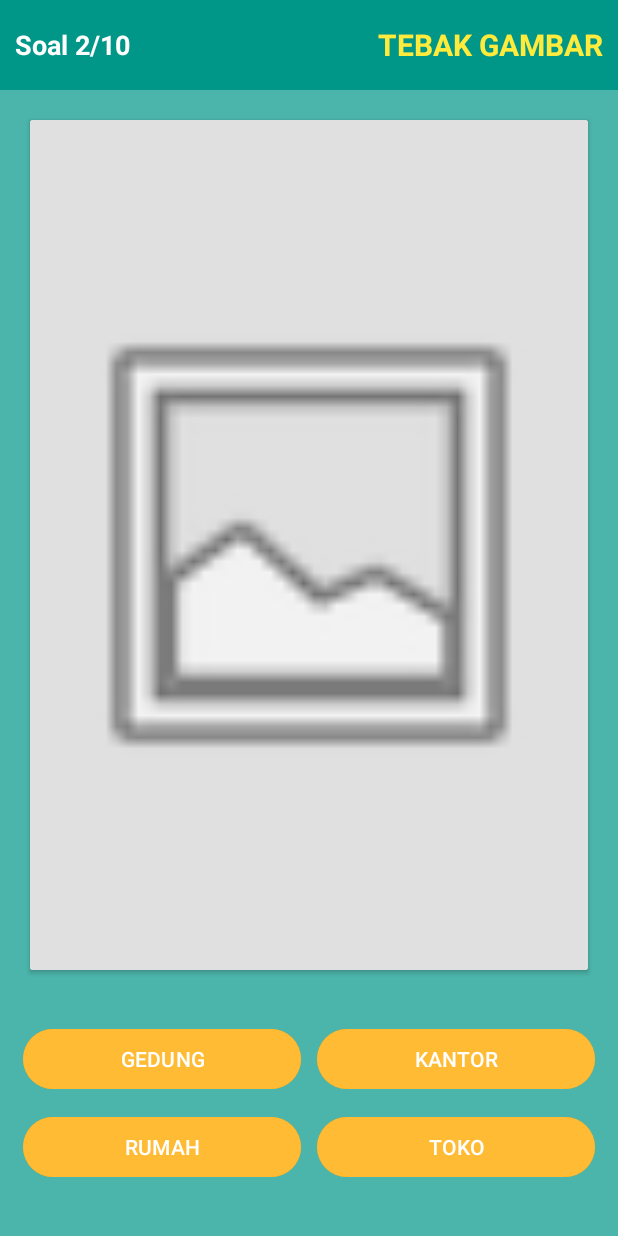
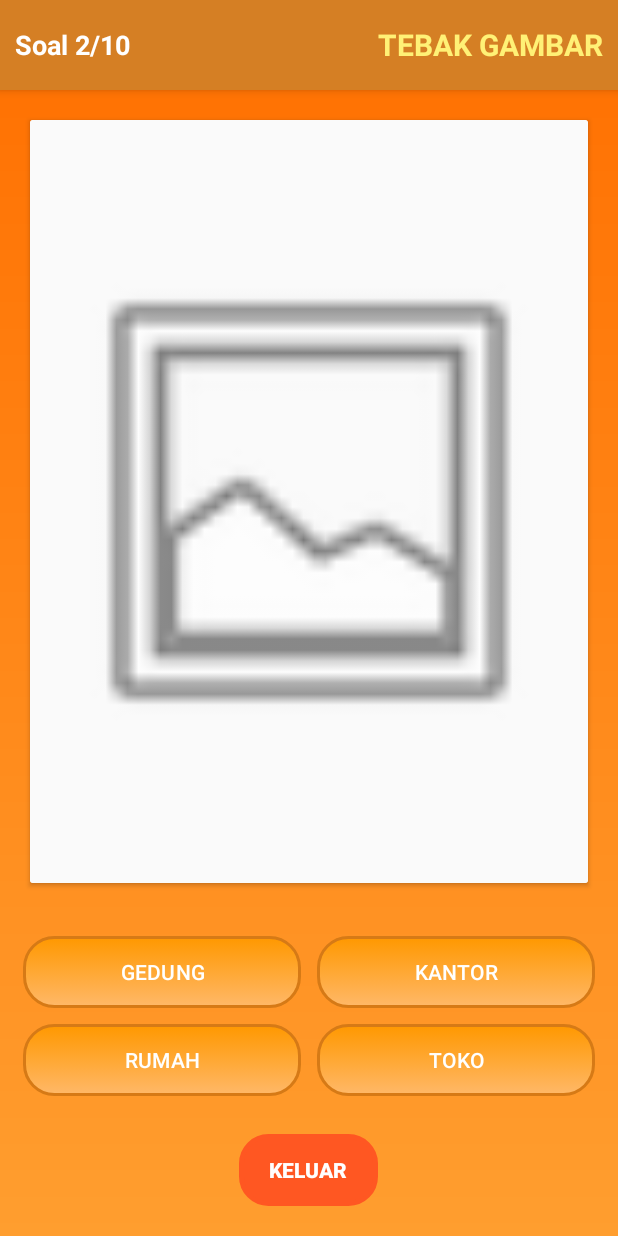
Before and after one commit to FaizalAlfriandy/Quiz-Tebak-Gambar, an Android app: the screen it shows after launch (MainActivity), after a tap on "LEMARI", on a phone screen of 412 x 824 dp. Run offline under Robolectric (Android 15) with nearby library versions, the phone set to English and light mode, and no system bars; 1 other tap on this screen came first.

Commit message:
Initial Commit

```diff
--- a/app/src/main/java/com/faizal/quizkelompok1/MainActivity.kt
+++ b/app/src/main/java/com/faizal/quizkelompok1/MainActivity.kt
@@ -2,6 +2,7 @@ package com.faizal.quizkelompok1
 
 import android.os.Bundle
 import android.view.View
+import android.view.animation.AnimationUtils
 import android.widget.Button
 import android.widget.ImageView
 import android.widget.TextView
@@ -12,47 +13,43 @@ import com.faizal.quizkelompok1.R.id.mainMenuLayout
 
 // Data class untuk struktur soal
 data class SoalTebakGambar(
-    val imageResId: Int,      // ID Gambar di drawable
-    val jawabanBenar: String, // Jawaban yang benar
-    val opsiLain: List<String> // 3 Jawaban pengecoh
+    val imageResId: Int,
+    val jawabanBenar: String,
+    val opsiLain: List<String>
 )
 
 class MainActivity : AppCompatActivity() {
 
-    // --- Variabel UI ---
     // Layout Menu
     private lateinit var layoutMenu: View
     private lateinit var btnAyoMain: Button
 
     // Layout Game
-    private lateinit var layoutGame: View
     private lateinit var imgSoal: ImageView
     private lateinit var tvLevel: TextView
     private lateinit var buttons: List<Button>
+    private lateinit var btnKeluar: Button
 
-    // --- Variabel Game Logic ---
-    private val allQuestions = ArrayList<SoalTebakGambar>() // Bank soal (15 soal)
-    private var activeQuestions = ArrayList<SoalTebakGambar>() // Soal aktif (10 soal)
+    // Logic
+    private val allQuestions = ArrayList<SoalTebakGambar>()
+    private var activeQuestions = ArrayList<SoalTebakGambar>()
     private var currentQuestionIndex = 0
     private var score = 0
 
     override fun onCreate(savedInstanceState: Bundle?) {
         super.onCreate(savedInstanceState)
-
-        // Kita menggunakan teknik setContentView sederhana untuk berpindah antar layout
-        // agar lebih mudah dipahami dalam satu file.
         showMenu()
     }
 
-    // 1. TAMPILKAN MENU AWAL
+    // 1. TAMPILKAN MENU
     private fun showMenu() {
         setContentView(R.layout.activity_main)
 
-        // --- PERBAIKAN DI SINI ---
-        // Kita panggil langsung ID dari RelativeLayout yang baru kita buat
         layoutMenu = findViewById(mainMenuLayout)
+        btnAyoMain = findViewById(R.id.btnAyoMain)
 
-        btnAyoMain = findViewById(R.id.btnAyoMain)
+        val anim = AnimationUtils.loadAnimation(this, R.anim.zoom_in_out)
+        btnAyoMain.startAnimation(anim)
 
         btnAyoMain.setOnClickListener {
             prepareGameData()
@@ -60,13 +57,9 @@ class MainActivity : AppCompatActivity() {
         }
     }
 
-    // 2. SIAPKAN DATA (15 Soal disiapkan di sini)
+    // 2. SIAPKAN BANK SOAL
     private fun prepareGameData() {
         allQuestions.clear()
-
-        // CONTOH: Menambahkan 15 Soal ke Bank Soal
-        // Ganti R.drawable.ic_menu_gallery dengan R.drawable.nama_gambar_kamu
-        // Pastikan kamu punya gambar di folder res/drawable
         val placeholderImg = android.R.drawable.ic_menu_gallery
 
         allQuestions.add(SoalTebakGambar(placeholderImg, "KUCING", listOf("ANJING", "AYAM", "BEBEK")))
@@ -83,9 +76,10 @@ class MainActivity : AppCompatActivity() {
         allQuestions.add(SoalTebakGambar(placeholderImg, "ROTI", listOf("NASI", "MIE", "KEJU")))
         allQuestions.add(SoalTebakGambar(placeholderImg, "AIR", listOf("API", "TANAH", "UDARA")))
         allQuestions.add(SoalTebakGambar(placeholderImg, "API", listOf("AIR", "BATU", "KAYU")))
+        // <-- FIXED: memperbaiki typo (sebelumnya listOf("PASIR, TANAH", "KERIKIL"))
         allQuestions.add(SoalTebakGambar(placeholderImg, "BATU", listOf("PASIR", "TANAH", "KERIKIL")))
 
-        // LOGIKA PENTING: Shuffle dan Ambil 10 saja
+        // Ambil 10 soal acak
         activeQuestions.clear()
         activeQuestions.addAll(allQuestions.shuffled().take(10))
     }
@@ -94,11 +88,10 @@ class MainActivity : AppCompatActivity() {
     private fun startGame() {
         setContentView(R.layout.activity_game)
 
-        // Inisialisasi UI Game
         imgSoal = findViewById(R.id.imgSoal)
         tvLevel = findViewById(R.id.tvLevel)
+        btnKeluar = findViewById(R.id.btnKeluar)
 
-        // Setup tombol pilihan (A, B, C, D)
         buttons = listOf(
             findViewById(R.id.btnOptionA),
             findViewById(R.id.btnOptionB),
@@ -109,37 +102,59 @@ class MainActivity : AppCompatActivity() {
         currentQuestionIndex = 0
         score = 0
 
+        btnKeluar.setOnClickListener {
+            showExitDialog()
+        }
+
         loadQuestion()
     }
 
-    // 4. LOAD PERTANYAAN
+    // 4. MUAT SOAL
     private fun loadQuestion() {
-        // Cek jika sudah selesai 10 soal
         if (currentQuestionIndex >= activeQuestions.size) {
             finishGame()
             return
         }
 
         val currentQ = activeQuestions[currentQuestionIndex]
-
-        // Update UI
-        tvLevel.text = "Soal ${currentQuestionIndex + 1}/10"
+        tvLevel.text = "Soal ${currentQuestionIndex + 1}/${activeQuestions.size}"
         imgSoal.setImageResource(currentQ.imageResId)
 
-        // Siapkan pilihan jawaban (1 Benar + 3 Salah)
         val options = ArrayList<String>()
         options.add(currentQ.jawabanBenar)
         options.addAll(currentQ.opsiLain)
-        options.shuffle() // Acak posisi tombol A,B,C,D
+        options.shuffle()
 
-        // Pasang text ke tombol dan set Click Listener
+        // DEFENSIVE: pastikan selalu ada 4 item (jika data kurang, tambahkan placeholder yang non-aktif)
+        while (options.size < 4) {
+            options.add("—")
+        }
+
         for (i in buttons.indices) {
-            buttons[i].text = options[i]
-            buttons[i].isEnabled = true
-            buttons[i].backgroundTintList = getColorStateList(android.R.color.holo_orange_light) // Reset warna
+            val optText = options[i]
+            buttons[i].text = optText
+
+            // Jika placeholder (tanda data kurang), non-aktifkan tombolnya
+            if (optText == "—") {
+                buttons[i].isEnabled = false
+                buttons[i].alpha = 0.6f
+            } else {
+                buttons[i].isEnabled = true
+                buttons[i].alpha = 1.0f
+            }
+
+            // Reset warna/tint jika kamu memakai custom drawable
+            try {
+                buttons[i].backgroundTintList = null
+            } catch (e: Exception) {
+                // ignore if not supported on some API/theme combos
+            }
 
             buttons[i].setOnClickListener {
-                checkAnswer(options[i], currentQ.jawabanBenar)
+                // hanya tangani klik kalau tombol aktif
+                if (buttons[i].isEnabled) {
+                    checkAnswer(optText, currentQ.jawabanBenar)
+                }
             }
         }
     }
@@ -154,22 +169,32 @@ class MainActivity : AppCompatActivity() {
         }
 
         currentQuestionIndex++
-        // Delay sedikit sebelum ganti soal agar user bisa melihat efek (opsional)
         android.os.Handler(mainLooper).postDelayed({
             loadQuestion()
-        }, 500) // Jeda 0.5 detik
+        }, 500)
     }
 
-    // 6. GAME SELESAI
+    // 6. DIALOG SELESAI
     private fun finishGame() {
-        val builder = AlertDialog.Builder(this)
-        builder.setTitle("Permainan Selesai!")
-        builder.setMessage("Skor Kamu: $score / 100")
-        builder.setPositiveButton("Main Lagi") { _, _ ->
-            // Reset dan kembali ke menu atau langsung main
-            showMenu()
-        }
-        builder.setCancelable(false)
-        builder.show()
+        AlertDialog.Builder(this)
+            .setTitle("Permainan Selesai!")
+            .setMessage("Skor Kamu: $score / 100")
+            .setCancelable(false)
+            .setPositiveButton("Main Lagi") { _, _ ->
+                showMenu()
+            }
+            .show()
+    }
+
+    // 7. DIALOG KELUAR
+    private fun showExitDialog() {
+        AlertDialog.Builder(this)
+            .setTitle("Keluar?")
+            .setMessage("Yakin ingin keluar dari quiz?")
+            .setNegativeButton("Batal", null)
+            .setPositiveButton("Keluar") { _, _ ->
+                showMenu()
+            }
+            .show()
     }
 }
--- /dev/null
+++ b/app/src/main/res/drawable/bg_gradient_game.xml
@@ -0,0 +1,7 @@
+<?xml version="1.0" encoding="utf-8"?>
+<shape xmlns:android="http://schemas.android.com/apk/res/android">
+    <gradient
+        android:startColor="#FF9E2F"
+        android:endColor="#FF6F00"
+        android:angle="90"/>
+</shape>
--- /dev/null
+++ b/app/src/main/res/drawable/btn_exit.xml
@@ -0,0 +1,9 @@
+<?xml version="1.0" encoding="utf-8"?>
+<shape xmlns:android="http://schemas.android.com/apk/res/android"
+    android:shape="rectangle">
+
+    <solid android:color="#D32F2F" />
+    <corners android:radius="18dp" />
+    <stroke android:width="3dp" android:color="#FFCDD2" />
+
+</shape>
--- /dev/null
+++ b/app/src/main/res/drawable/btn_option.xml
@@ -0,0 +1,26 @@
+<?xml version="1.0" encoding="utf-8"?>
+<selector xmlns:android="http://schemas.android.com/apk/res/android">
+
+    <!-- Saat ditekan -->
+    <item android:state_pressed="true">
+        <shape android:shape="rectangle">
+            <solid android:color="#E57F15"/> <!-- Oranye lebih gelap -->
+            <corners android:radius="20dp"/>
+            <padding android:left="12dp" android:top="12dp" android:right="12dp" android:bottom="12dp"/>
+        </shape>
+    </item>
+
+    <!-- Default -->
+    <item>
+        <shape android:shape="rectangle">
+            <gradient
+                android:angle="90"
+                android:startColor="#FFB868"
+                android:endColor="#FF9800"/> <!-- Gradasi oranye -->
+            <corners android:radius="20dp"/>
+            <padding android:left="12dp" android:top="12dp" android:right="12dp" android:bottom="12dp"/>
+            <stroke android:width="2dp" android:color="#D67A16"/>
+        </shape>
+    </item>
+
+</selector>
--- a/app/src/main/res/layout/activity_game.xml
+++ b/app/src/main/res/layout/activity_game.xml
@@ -3,14 +3,15 @@
     android:layout_width="match_parent"
     android:layout_height="match_parent"
     android:orientation="vertical"
-    android:background="#4CB5AB">
+    android:background="@drawable/bg_gradient_game">
 
     <!-- Header Status -->
     <RelativeLayout
         android:layout_width="match_parent"
         android:layout_height="60dp"
-        android:background="#009688"
-        android:padding="10dp">
+        android:background="#D57F24"
+        android:padding="10dp"
+        android:elevation="4dp">
 
         <TextView
             android:id="@+id/tvLevel"
@@ -20,18 +21,19 @@
             android:textColor="#FFFFFF"
             android:textSize="18sp"
             android:textStyle="bold"
-            android:layout_centerVertical="true"/>
+            android:layout_centerVertical="true" />
 
         <TextView
             android:layout_width="wrap_content"
             android:layout_height="wrap_content"
             android:text="TEBAK GAMBAR"
-            android:textColor="#FFEB3B"
+            android:textColor="#FFF176"
             android:textSize="20sp"
             android:textStyle="bold"
             android:layout_alignParentEnd="true"
-            android:layout_centerVertical="true"/>
+            android:layout_centerVertical="true" />
     </RelativeLayout>
+
 
     <!-- Area Gambar Soal -->
     <androidx.cardview.widget.CardView
@@ -39,7 +41,8 @@
         android:layout_height="0dp"
         android:layout_weight="1"
         android:layout_margin="20dp"
-        android:elevation="8dp">
+        android:elevation="8dp"
+        android:radius="15dp">
 
         <ImageView
             android:id="@+id/imgSoal"
@@ -47,9 +50,9 @@
             android:layout_height="match_parent"
             android:scaleType="fitCenter"
             android:padding="10dp"
-            android:src="@android:drawable/ic_menu_gallery"
-            android:background="#E0E0E0"/>
+            android:background="#FAFAFA" />
     </androidx.cardview.widget.CardView>
+
 
     <!-- Pilihan Ganda Container -->
     <GridLayout
@@ -58,9 +61,8 @@
         android:rowCount="2"
         android:columnCount="2"
         android:padding="10dp"
-        android:layout_marginBottom="20dp">
+        android:layout_marginBottom="10dp">
 
-        <!-- Pilihan A -->
         <Button
             android:id="@+id/btnOptionA"
             android:layout_width="0dp"
@@ -68,11 +70,11 @@
             android:layout_columnWeight="1"
             android:layout_rowWeight="1"
             android:layout_margin="5dp"
-            android:backgroundTint="#FF9800"
-            android:textColor="#FFF"
+            android:background="@drawable/btn_option"
+            android:textColor="#FFFFFF"
             android:text="Pilihan A" />
 
-        <!-- Pilihan B -->
+
         <Button
             android:id="@+id/btnOptionB"
             android:layout_width="0dp"
@@ -80,11 +82,11 @@
             android:layout_columnWeight="1"
             android:layout_rowWeight="1"
             android:layout_margin="5dp"
-            android:backgroundTint="#FF9800"
-            android:textColor="#FFF"
+            android:background="@drawable/btn_option"
+            android:textColor="#FFFFFF"
             android:text="Pilihan B" />
 
-        <!-- Pilihan C -->
+
         <Button
             android:id="@+id/btnOptionC"
             android:layout_width="0dp"
@@ -92,11 +94,10 @@
             android:layout_columnWeight="1"
             android:layout_rowWeight="1"
             android:layout_margin="5dp"
-            android:backgroundTint="#FF9800"
-            android:textColor="#FFF"
+            android:background="@drawable/btn_option"
+            android:textColor="#FFFFFF"
             android:text="Pilihan C" />
 
-        <!-- Pilihan D -->
         <Button
             android:id="@+id/btnOptionD"
             android:layout_width="0dp"
@@ -104,10 +105,27 @@
             android:layout_columnWeight="1"
             android:layout_rowWeight="1"
             android:layout_margin="5dp"
-            android:backgroundTint="#FF9800"
-            android:textColor="#FFF"
+            android:background="@drawable/btn_option"
+            android:textColor="#FFFFFF"
             android:text="Pilihan D" />
-
     </GridLayout>
 
+
+    <!-- Tombol Keluar -->
+    <Button
+        android:id="@+id/btnKeluar"
+        android:layout_width="wrap_content"
+        android:layout_height="wrap_content"
+        android:text="KELUAR"
+        android:textStyle="bold"
+        android:paddingLeft="20dp"
+        android:paddingRight="20dp"
+        android:paddingTop="10dp"
+        android:paddingBottom="10dp"
+        android:layout_gravity="center"
+        android:background="@drawable/btn_exit"
+        android:textColor="#FFFFFF"
+        android:layout_marginBottom="20dp"
+        android:elevation="6dp" />
+
 </LinearLayout>
--- a/app/src/main/res/values-night/themes.xml
+++ b/app/src/main/res/values-night/themes.xml
@@ -1,7 +1,9 @@
 <resources xmlns:tools="http://schemas.android.com/tools">
     <!-- Base application theme. -->
     <style name="Base.Theme.QuizKelompok1" parent="Theme.Material3.DayNight.NoActionBar">
-        <!-- Customize your dark theme here. -->
-        <!-- <item name="colorPrimary">@color/my_dark_primary</item> -->
+        <item name="colorPrimary">#FF5722</item>
+        <item name="colorPrimaryVariant">#E64A19</item>
+        <item name="colorAccent">#FF5722</item>
+
     </style>
 </resources>
--- a/app/src/main/res/values/themes.xml
+++ b/app/src/main/res/values/themes.xml
@@ -1,8 +1,10 @@
 <resources xmlns:tools="http://schemas.android.com/tools">
     <!-- Base application theme. -->
     <style name="Base.Theme.QuizKelompok1" parent="Theme.Material3.DayNight.NoActionBar">
-        <!-- Customize your light theme here. -->
-        <!-- <item name="colorPrimary">@color/my_light_primary</item> -->
+        <item name="colorPrimary">#FF5722</item>
+        <item name="colorPrimaryVariant">#E64A19</item>
+        <item name="colorAccent">#FF5722</item>
+
     </style>
 
     <style name="Theme.QuizKelompok1" parent="Base.Theme.QuizKelompok1" />
```
Also changed, not shown: app/src/main/res/anim/zoom_idle.xml (added, +14 -0 lines), app/src/main/res/anim/zoom_in_out.xml (added, +16 -0 lines), app/src/main/res/drawable/bg_menu_gradient.xml (added, +9 -0 lines), app/src/main/res/drawable/btn_main.xml (added, +25 -0 lines), app/src/main/res/drawable/btn_mainmenu.xml (added, +18 -0 lines), app/src/main/res/layout/activity_main.xml (+18 -11 lines), app/src/main/res/values/style.xml (added, +26 -0 lines), app/src/main/res/drawable/iconicapk.png (added), app/src/main/res/font/luckiestguy_regular.ttf (added), 1 other file.
